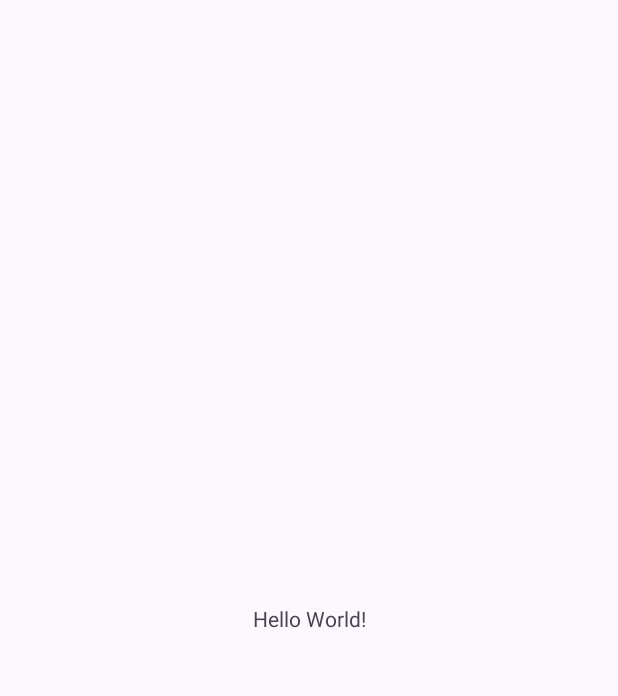
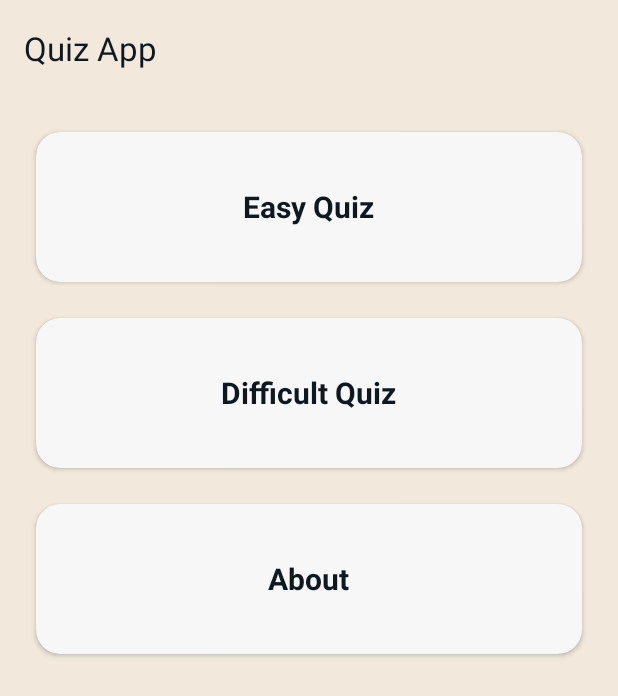
Before and after one commit to cecilia314/Quiz-App-Android, an Android app: the screen it shows after launch (MainActivity), on a phone screen of 412 x 824 dp. Before the commit the part shown is almost empty. Shown: the top 696 px of the screen. Run offline under Robolectric (Android 15) with nearby library versions, the phone set to English and light mode, and no system bars.

Commit message:
feat: create home screen

```diff
--- a/app/build.gradle.kts
+++ b/app/build.gradle.kts
@@ -5,6 +5,10 @@ plugins {
 android {
     namespace = "com.cecilia314.quizapp"
     compileSdk = 34
+
+    buildFeatures {
+        viewBinding = true
+    }
 
     defaultConfig {
         applicationId = "com.cecilia314.quizapp"
--- a/app/src/main/java/com/cecilia314/quizapp/MainActivity.java
+++ b/app/src/main/java/com/cecilia314/quizapp/MainActivity.java
@@ -1,24 +1,51 @@
 package com.cecilia314.quizapp;
 
 import android.os.Bundle;
+import android.view.View;
 
 import androidx.activity.EdgeToEdge;
+import androidx.activity.OnBackPressedCallback;
 import androidx.appcompat.app.AppCompatActivity;
 import androidx.core.graphics.Insets;
 import androidx.core.view.ViewCompat;
-import androidx.core.view.WindowInsetsCompat;
+import androidx.core.view.WindowInsetsCompat.Type;
+
+import com.cecilia314.quizapp.databinding.ActivityMainBinding;
+import com.google.android.material.dialog.MaterialAlertDialogBuilder;
 
 public class MainActivity extends AppCompatActivity {
+    private ActivityMainBinding binding;
 
     @Override
     protected void onCreate(Bundle savedInstanceState) {
         super.onCreate(savedInstanceState);
         EdgeToEdge.enable(this);
-        setContentView(R.layout.activity_main);
+
+        binding = ActivityMainBinding.inflate(getLayoutInflater());
+        View view = binding.getRoot();
+        setContentView(view);
+
         ViewCompat.setOnApplyWindowInsetsListener(findViewById(R.id.main), (v, insets) -> {
-            Insets systemBars = insets.getInsets(WindowInsetsCompat.Type.systemBars());
+            Insets systemBars = insets.getInsets(Type.systemBars());
             v.setPadding(systemBars.left, systemBars.top, systemBars.right, systemBars.bottom);
             return insets;
         });
+
+
+        getOnBackPressedDispatcher().addCallback(this, new OnBackPressedCallback(true) {
+            @Override
+            public void handleOnBackPressed() {
+                showExitConfirmationDialog();
+            }
+        });
+    }
+
+    private void showExitConfirmationDialog() {
+        new MaterialAlertDialogBuilder(this)
+                .setTitle(R.string.app_name)
+                .setMessage("Are you sure you want to exit?")
+                .setPositiveButton("Yes", (dialog, which) -> finish())
+                .setNegativeButton("No", (dialog, which) -> dialog.dismiss())
+                .show();
     }
 }
--- a/app/src/main/res/layout/activity_main.xml
+++ b/app/src/main/res/layout/activity_main.xml
@@ -1,19 +1,136 @@
 <?xml version="1.0" encoding="utf-8"?>
-<androidx.constraintlayout.widget.ConstraintLayout xmlns:android="http://schemas.android.com/apk/res/android"
+<androidx.coordinatorlayout.widget.CoordinatorLayout xmlns:android="http://schemas.android.com/apk/res/android"
     xmlns:app="http://schemas.android.com/apk/res-auto"
     xmlns:tools="http://schemas.android.com/tools"
     android:id="@+id/main"
     android:layout_width="match_parent"
     android:layout_height="match_parent"
+    android:background="@color/background"
     tools:context=".MainActivity">
 
-    <TextView
-        android:layout_width="wrap_content"
+    <com.google.android.material.appbar.AppBarLayout
+        android:id="@+id/appbarLayout"
+        android:layout_width="match_parent"
         android:layout_height="wrap_content"
-        android:text="Hello World!"
-        app:layout_constraintBottom_toBottomOf="parent"
-        app:layout_constraintEnd_toEndOf="parent"
-        app:layout_constraintStart_toStartOf="parent"
-        app:layout_constraintTop_toTopOf="parent" />
+        android:background="@color/background"
+        android:fitsSystemWindows="true"
+        app:statusBarForeground="@color/background">
 
-</androidx.constraintlayout.widget.ConstraintLayout>
+        <com.google.android.material.appbar.MaterialToolbar
+            android:id="@+id/toolbar"
+            android:layout_width="match_parent"
+            android:layout_height="?attr/actionBarSize"
+            android:background="@color/background"
+            android:elevation="0dp"
+            app:title="@string/app_name"
+            app:titleTextColor="@color/text_color" />
+    </com.google.android.material.appbar.AppBarLayout>
+
+    <androidx.core.widget.NestedScrollView
+        android:layout_width="match_parent"
+        android:layout_height="wrap_content"
+        app:layout_behavior="@string/appbar_scrolling_view_behavior">
+
+        <LinearLayout
+            android:layout_width="match_parent"
+            android:layout_height="wrap_content"
+            android:orientation="vertical">
+
+            <com.google.android.material.card.MaterialCardView
+                android:id="@+id/easyCard"
+                android:layout_width="match_parent"
+                android:layout_height="wrap_content"
+                android:layout_marginStart="24dp"
+                android:layout_marginTop="24dp"
+                android:layout_marginEnd="24dp"
+
+                app:cardBackgroundColor="@color/card_background"
+                app:cardCornerRadius="16dp"
+                app:cardElevation="2dp"
+                app:strokeWidth="0dp">
+
+                <LinearLayout
+                    android:layout_width="match_parent"
+                    android:layout_height="100dp"
+                    android:gravity="center"
+                    android:orientation="vertical"
+                    android:padding="16dp">
+
+                    <TextView
+                        android:layout_width="wrap_content"
+                        android:layout_height="wrap_content"
+                        android:contentDescription="Card for easy quiz"
+                        android:text="Easy Quiz"
+                        android:textColor="@color/text_color"
+                        android:textSize="20sp"
+                        android:textStyle="bold" />
+                </LinearLayout>
+            </com.google.android.material.card.MaterialCardView>
+
+            <com.google.android.material.card.MaterialCardView
+                android:id="@+id/difficultCard"
+                android:layout_width="match_parent"
+                android:layout_height="wrap_content"
+                android:layout_marginStart="24dp"
+                android:layout_marginTop="24dp"
+                android:layout_marginEnd="24dp"
+
+                app:cardBackgroundColor="@color/card_background"
+                app:cardCornerRadius="16dp"
+                app:cardElevation="2dp"
+                app:strokeWidth="0dp">
+
+                <LinearLayout
+                    android:layout_width="match_parent"
+                    android:layout_height="100dp"
+                    android:gravity="center"
+                    android:orientation="vertical"
+                    android:padding="16dp">
+
+                    <TextView
+                        android:layout_width="wrap_content"
+                        android:layout_height="wrap_content"
+                        android:contentDescription="Card for difficult quiz"
+                        android:text="Difficult Quiz"
+                        android:textColor="@color/text_color"
+                        android:textSize="20sp"
+                        android:textStyle="bold" />
+                </LinearLayout>
+            </com.google.android.material.card.MaterialCardView>
+
+            <com.google.android.material.card.MaterialCardView
+                android:id="@+id/aboutCard"
+                android:layout_width="match_parent"
+                android:layout_height="wrap_content"
+                android:layout_marginStart="24dp"
+                android:layout_marginTop="24dp"
+                android:layout_marginEnd="24dp"
+                android:layout_marginBottom="24dp"
+                app:cardBackgroundColor="@color/card_background"
+                app:cardCornerRadius="16dp"
+                app:cardElevation="2dp"
+                app:strokeWidth="0dp">
+
+                <LinearLayout
+                    android:layout_width="match_parent"
+                    android:layout_height="100dp"
+                    android:gravity="center"
+                    android:orientation="vertical"
+                    android:padding="16dp">
+
+                    <TextView
+                        android:layout_width="wrap_content"
+                        android:layout_height="wrap_content"
+                        android:contentDescription="Card for about section"
+                        android:text="About"
+                        android:textColor="@color/text_color"
+                        android:textSize="20sp"
+                        android:textStyle="bold" />
+                </LinearLayout>
+            </com.google.android.material.card.MaterialCardView>
+        </LinearLayout>
+
+    </androidx.core.widget.NestedScrollView>
+
+
+</androidx.coordinatorlayout.widget.CoordinatorLayout>
```
